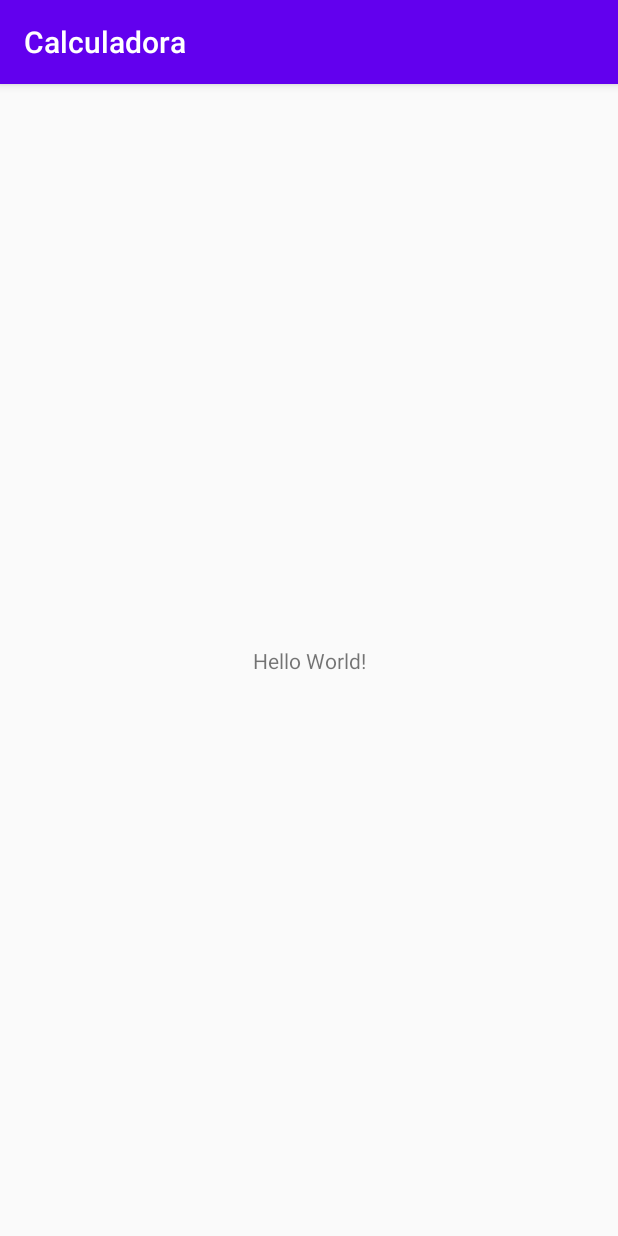
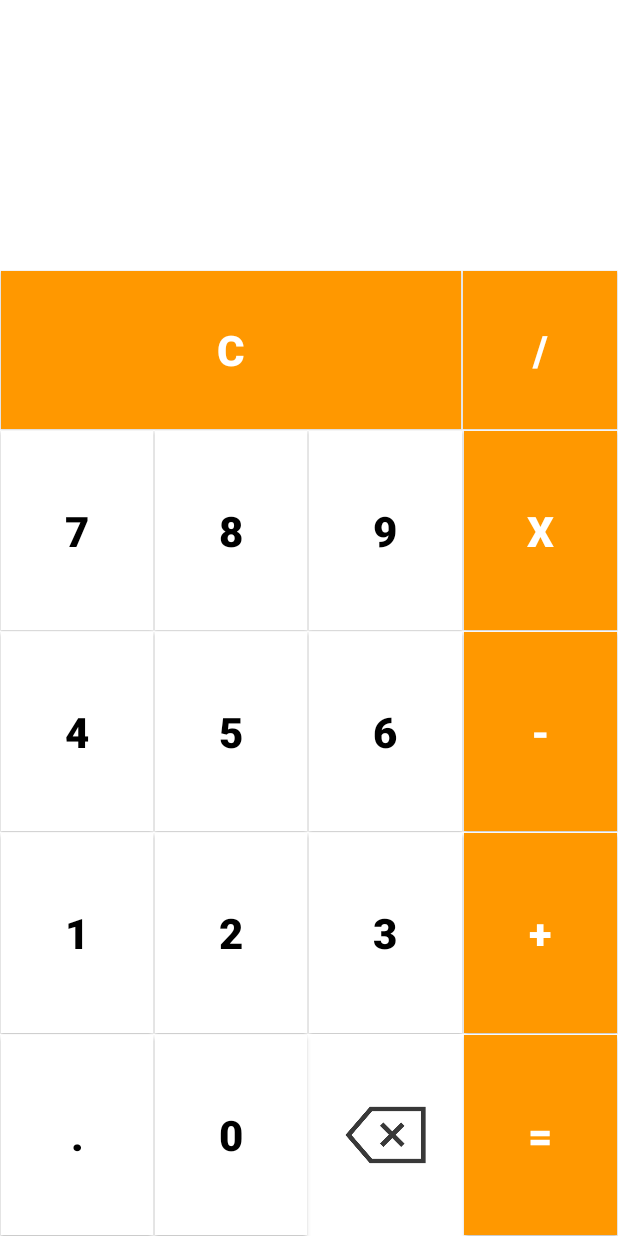
Before and after one commit to mairaalvs/Calculadora, an Android app: the screen it shows after launch (MainActivity), on a phone screen of 412 x 824 dp. Run offline under Robolectric (Android 15) with nearby library versions, the phone set to English and light mode, and no system bars.

Commit message:
configuração dos botões, layout do app e efeito dos botões

```diff
--- a/app/src/main/java/com/example/calculadora/MainActivity.java
+++ b/app/src/main/java/com/example/calculadora/MainActivity.java
@@ -9,5 +9,7 @@ public class MainActivity extends AppCompatActivity {
     protected void onCreate(Bundle savedInstanceState) {
         super.onCreate(savedInstanceState);
         setContentView(R.layout.activity_main);
+
+        getSupportActionBar().hide(); //esconder a barra de ações
     }
 }
--- /dev/null
+++ b/app/src/main/res/drawable/botao_numero_clicado.xml
@@ -0,0 +1,8 @@
+<?xml version="1.0" encoding="utf-8"?>
+<selector xmlns:android="http://schemas.android.com/apk/res/android">
+
+    <item android:drawable="@drawable/shape_numero_selecionado" android:state_selected="true"/>
+    <item android:drawable="@drawable/shape_numero_selecionado" android:state_focused="true"/>
+    <item android:drawable="@drawable/shape_numero_normal"/>
+
+</selector>
--- /dev/null
+++ b/app/src/main/res/drawable/shape_numero_normal.xml
@@ -0,0 +1,6 @@
+<?xml version="1.0" encoding="utf-8"?>
+<shape xmlns:android="http://schemas.android.com/apk/res/android">
+
+    <solid android:color="@color/white"/>
+
+</shape>
--- /dev/null
+++ b/app/src/main/res/drawable/shape_numero_selecionado.xml
@@ -0,0 +1,6 @@
+<?xml version="1.0" encoding="utf-8"?>
+<shape xmlns:android="http://schemas.android.com/apk/res/android">
+
+    <solid android:color="@color/gray"/>
+
+</shape>
--- a/app/src/main/res/layout/activity_main.xml
+++ b/app/src/main/res/layout/activity_main.xml
@@ -1,18 +1,168 @@
 <?xml version="1.0" encoding="utf-8"?>
-<android.support.constraint.ConstraintLayout xmlns:android="http://schemas.android.com/apk/res/android"
+<LinearLayout xmlns:android="http://schemas.android.com/apk/res/android"
     xmlns:app="http://schemas.android.com/apk/res-auto"
     xmlns:tools="http://schemas.android.com/tools"
     android:layout_width="match_parent"
     android:layout_height="match_parent"
+    android:orientation="vertical"
+    android:background="@color/white"
     tools:context=".MainActivity">
 
     <TextView
-        android:layout_width="wrap_content"
-        android:layout_height="wrap_content"
-        android:text="Hello World!"
-        app:layout_constraintBottom_toBottomOf="parent"
-        app:layout_constraintEnd_toEndOf="parent"
-        app:layout_constraintStart_toStartOf="parent"
-        app:layout_constraintTop_toTopOf="parent" />
+        android:id="@+id/txt_expressao"
+        android:layout_width="match_parent"
+        android:layout_height="80dp"
+        android:text=""
+        android:textColor="@color/black"
+        android:textSize="40sp"
+        android:gravity="end"
+        android:layout_marginEnd="10dp"
+        android:ellipsize="start"
+        android:singleLine="true"/>
 
-</android.support.constraint.ConstraintLayout>
+    <TextView
+        android:id="@+id/txt_resultado"
+        android:layout_width="match_parent"
+        android:layout_height="100dp"
+        android:text=""
+        android:textColor="@color/black"
+        android:textSize="30sp"
+        android:gravity="end"
+        android:layout_marginEnd="10dp"
+        android:ellipsize="end"
+        android:maxLines="1"/>
+
+    <LinearLayout
+        android:layout_width="match_parent"
+        android:layout_height="0dp"
+        android:layout_weight="0.8"
+        android:orientation="horizontal">
+
+        <Button
+            android:id="@+id/bt_limpar"
+            style="@style/Operators_Button"
+            android:layout_weight="3"
+            android:text="C" />
+
+        <Button
+            android:id="@+id/divisao"
+            style="@style/Operators_Button"
+            android:text="/" />
+
+    </LinearLayout>
+
+    <LinearLayout
+        android:layout_width="match_parent"
+        android:layout_height="0dp"
+        android:layout_weight="1"
+        android:orientation="horizontal">
+
+        <Button
+            android:id="@+id/numero_sete"
+            style="@style/Numbers_Button"
+            android:text="7" />
+
+        <Button
+            android:id="@+id/numero_oito"
+            style="@style/Numbers_Button"
+            android:text="8" />
+
+        <Button
+            android:id="@+id/numero_nove"
+            style="@style/Numbers_Button"
+            android:text="9" />
+
+        <Button
+            android:id="@+id/multiplicacao"
+            style="@style/Operators_Button"
+            android:text="X" />
+
+    </LinearLayout>
+
+    <LinearLayout
+        android:layout_width="match_parent"
+        android:layout_height="0dp"
+        android:layout_weight="1"
+        android:orientation="horizontal">
+
+        <Button
+            android:id="@+id/numero_quadro"
+            style="@style/Numbers_Button"
+            android:text="4" />
+
+        <Button
+            android:id="@+id/numero_cinco"
+            style="@style/Numbers_Button"
+            android:text="5" />
+
+        <Button
+            android:id="@+id/numero_seis"
+            style="@style/Numbers_Button"
+            android:text="6" />
+
+        <Button
+            android:id="@+id/subtracao"
+            style="@style/Operators_Button"
+            android:text="-" />
+
+    </LinearLayout>
+
+    <LinearLayout
+        android:layout_width="match_parent"
+        android:layout_height="0dp"
+        android:layout_weight="1"
+        android:orientation="horizontal">
+
+        <Button
+            android:id="@+id/numero_um"
+            style="@style/Numbers_Button"
+            android:text="1" />
+
+        <Button
+            android:id="@+id/numero_dois"
+            style="@style/Numbers_Button"
+            android:text="2" />
+
+        <Button
+            android:id="@+id/numero_tres"
+            style="@style/Numbers_Button"
+            android:text="3" />
+
+        <Button
+            android:id="@+id/soma"
+            style="@style/Operators_Button"
+            android:text="+" />
+
+    </LinearLayout>
+
+    <LinearLayout
+        android:layout_width="match_parent"
+        android:layout_height="0dp"
+        android:layout_weight="1"
+        android:orientation="horizontal">
+
+        <Button
+            android:id="@+id/ponto"
+            style="@style/Numbers_Button"
+            android:text="." />
+
+        <Button
+            android:id="@+id/numero_zero"
+            style="@style/Numbers_Button"
+            android:text="0" />
+
+        <ImageView
+            android:id="@+id/backspace"
+            style="@style/Numbers_Button"
+            android:src="@drawable/backspace"/>
+
+        <Button
+            android:id="@+id/igual"
+            style="@style/Operators_Button"
+            android:text="="/>
+
+    </LinearLayout>
+
+
+
+</LinearLayout>
--- /dev/null
+++ b/app/src/main/res/values/Styles.xml
@@ -0,0 +1,25 @@
+<?xml version="1.0" encoding="utf-8"?>
+<resources>
+    <style name="Container_Button"> <!-- configurações pra todos os botoes-->
+        <item name="android:layout_width">0dp</item> <!-- 0dp pois botao n vai ter uma largura especifica-->
+        <item name="android:layout_height">match_parent</item> <!-- altura do botao vai pegar todo espaco disponivel do container -->
+        <item name="android:layout_weight">1</item> <!-- 1 de epaço no container -->
+        <item name="android:textSize">28sp</item> <!-- tamanho das letras -->
+        <item name="android:gravity">center</item> <!-- centralizo as letras -->
+        <item name="android:textStyle">bold</item> <!-- numeros em negrito -->
+        <item name="android:layout_margin">0.5dp</item> <!-- margem dos botoes -->
+    </style>
+
+    <!-- botões de operação herdam as configurações do container -->
+    <style name="Operators_Button" parent="Container_Button">
+        <item name="android:background">@color/orange</item> <!-- botoes de operação terão a cor laranja -->
+        <item name="android:textColor">@color/white</item> <!-- letras na cor branca -->
+    </style>
+
+    <!-- botões de numericos tb herdam as configurações do container -->
+    <style name="Numbers_Button" parent="Container_Button">
+        <item name="android:background">@drawable/botao_numero_clicado</item> <!-- botoes numericos terão a cor branca -->
+        <item name="android:textColor">@color/black</item> <!-- letras na cor preta -->
+    </style>
+
+</resources>
--- a/app/src/main/res/values/colors.xml
+++ b/app/src/main/res/values/colors.xml
@@ -7,4 +7,6 @@
     <color name="teal_700">#FF018786</color>
     <color name="black">#FF000000</color>
     <color name="white">#FFFFFFFF</color>
+    <color name="orange">#FF9800</color>
+    <color name="gray">#9C9999</color>
 </resources>
--- a/app/src/main/res/values/themes.xml
+++ b/app/src/main/res/values/themes.xml
@@ -2,7 +2,7 @@
     <!-- Base application theme. -->
     <style name="Theme.Calculadora" parent="Theme.AppCompat.Light.DarkActionBar">
         <!-- Primary brand color. -->
-        <item name="colorPrimary">@color/purple_500</item>
+        <item name="colorPrimary">@color/white</item>
         <item name="colorPrimaryDark">@color/purple_700</item>
         <item name="colorAccent">@color/teal_200</item>
         <!-- Customize your theme here. -->
```
Also changed, not shown: app/src/main/res/drawable/backspace.jpg (added).
